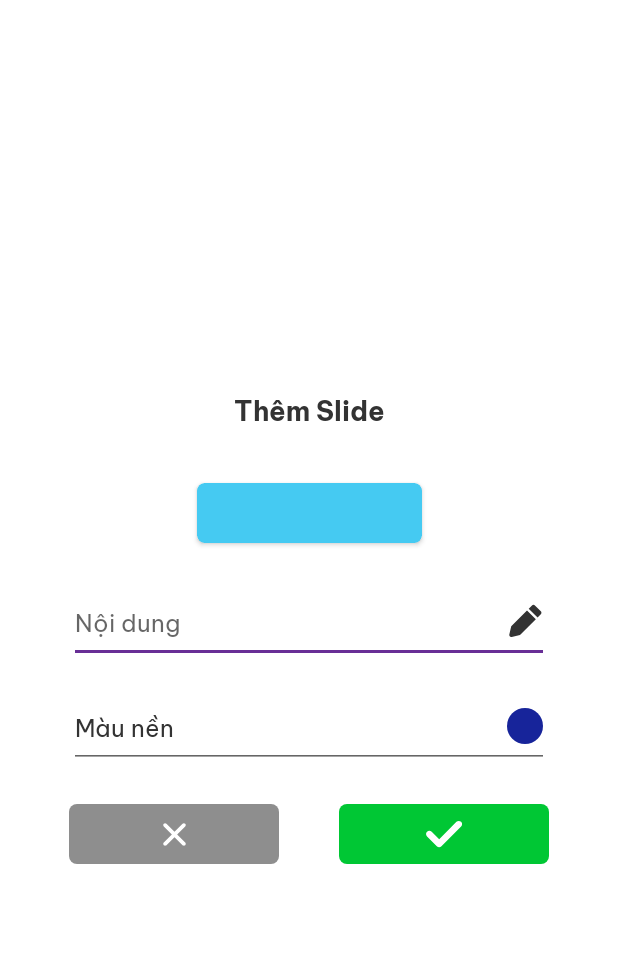
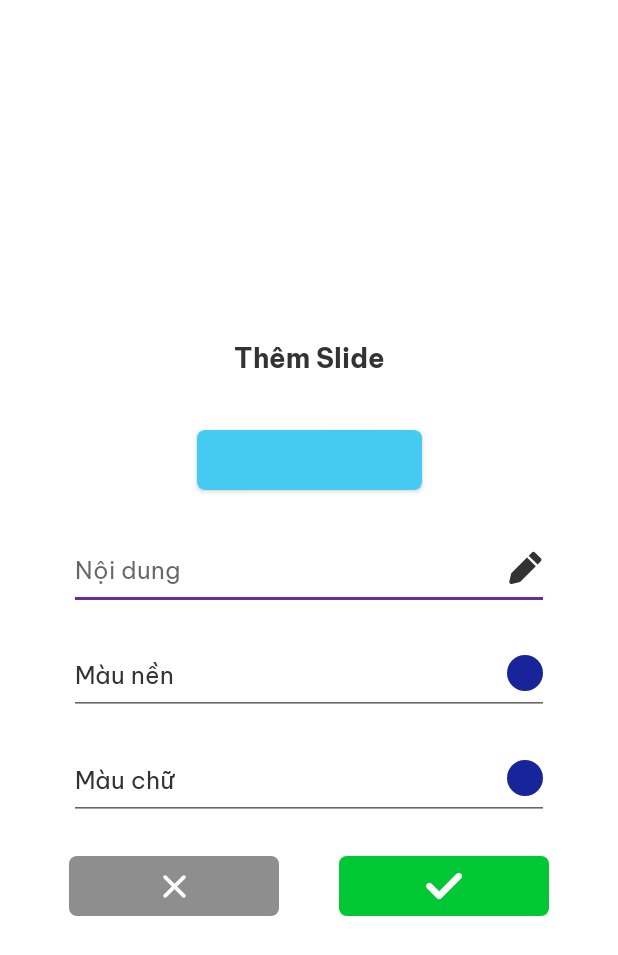
Before and after one commit to ltk84/izrandom, an Android app: the layout activity_lucky_wheel_add_slice.xml on its own in the app's theme, with its tools: preview values and no code run, on a phone screen of 412 x 824 dp. Shown: the top 955 px of the screen. Run offline under Robolectric (Android 15) with nearby library versions, the phone set to English and light mode, and no system bars.

Commit message:
[FTR] add text color field in custom slice screen

```diff
--- a/app/build.gradle
+++ b/app/build.gradle
@@ -45,7 +45,7 @@ dependencies {
     implementation 'androidx.navigation:navigation-ui:2.4.1'
     implementation 'com.github.jama5262:CarouselView:1.2.2'
     implementation 'com.github.ltk84:DiceLoadingView:master-SNAPSHOT'
-    implementation 'com.github.troqphuc147:LuckyWheel_Android:master-SNAPSHOT'
+    implementation 'com.github.troqphuc147:LuckyWheel_Android:0.4.2'
     implementation 'com.github.duanhong169:colorpicker:1.1.6'
     testImplementation 'junit:junit:4.+'
     androidTestImplementation 'androidx.test.ext:junit:1.1.1'
--- a/app/src/main/res/layout/activity_add_new_lucky_wheel.xml
+++ b/app/src/main/res/layout/activity_add_new_lucky_wheel.xml
@@ -147,7 +147,7 @@
                 android:value="16"
                 android:stepSize="1"
                 android:valueFrom="0"
-                android:valueTo="32" />
+                android:valueTo="64" />
 
             <LinearLayout
                 android:layout_width="160dp"
--- a/app/src/main/res/layout/activity_lucky_wheel_add_slice.xml
+++ b/app/src/main/res/layout/activity_lucky_wheel_add_slice.xml
@@ -88,6 +88,27 @@
         android:maxLength="20"
         android:drawableRight="@drawable/ic_circle_color"
         />
+    <EditText
+        android:id="@+id/text_color"
+        android:layout_width="match_parent"
+        android:layout_height="wrap_content"
+        android:layout_marginStart="16dp"
+        android:layout_marginTop="20dp"
+        android:layout_marginEnd="16dp"
+        android:textSize="16sp"
+        android:paddingBottom="16dp"
+        android:minHeight="40dp"
+        app:layout_constraintEnd_toEndOf="parent"
+        app:layout_constraintStart_toStartOf="parent"
+        app:layout_constraintTop_toBottomOf="@+id/slice_color"
+        android:text="Màu chữ"
+        android:focusable="false"
+        android:focusableInTouchMode="false"
+        android:cursorVisible="false"
+        android:textColor="@color/randomElementBlack"
+        android:maxLength="20"
+        android:drawableRight="@drawable/ic_circle_color"
+        />
     <LinearLayout
         android:layout_width="match_parent"
         android:layout_height="wrap_content"
@@ -98,7 +119,7 @@
         android:layout_marginTop="24dp"
         android:layout_marginEnd="16dp"
         android:paddingBottom="20dp"
-        app:layout_constraintTop_toBottomOf="@+id/slice_color">
+        app:layout_constraintTop_toBottomOf="@+id/text_color">
         <ImageButton
             android:id="@+id/cancel_button"
             android:layout_width="140dp"
--- a/app/src/main/res/layout/activity_lucky_wheel_edit.xml
+++ b/app/src/main/res/layout/activity_lucky_wheel_edit.xml
@@ -157,9 +157,9 @@
                 android:layout_width="170dp"
                 android:layout_height="wrap_content"
                 android:value="16"
-                android:valueFrom="10"
+                android:valueFrom="0"
                 android:stepSize="1"
-                android:valueTo="50" />
+                android:valueTo="64" />
 
             <LinearLayout
                 android:layout_width="160dp"
```
Also changed, not shown: app/src/main/res/layout/activity_lucky_wheel_edit_slice.xml (+22 -1 lines).
